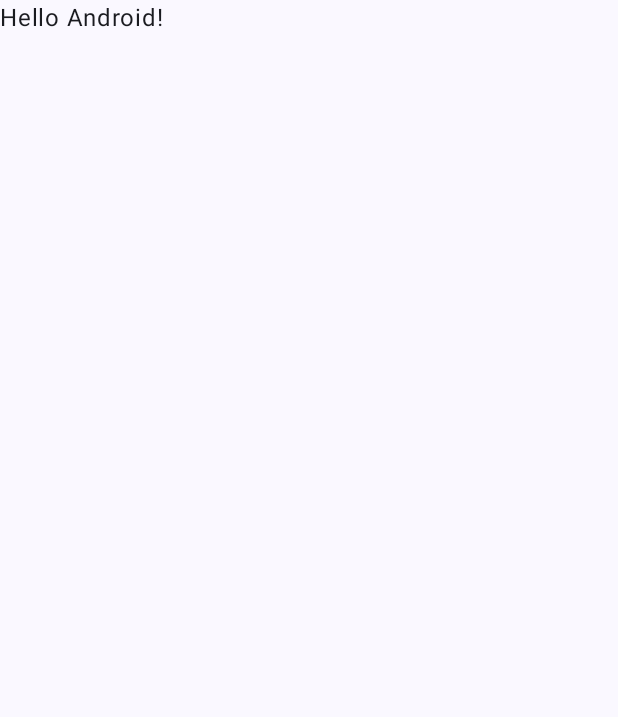
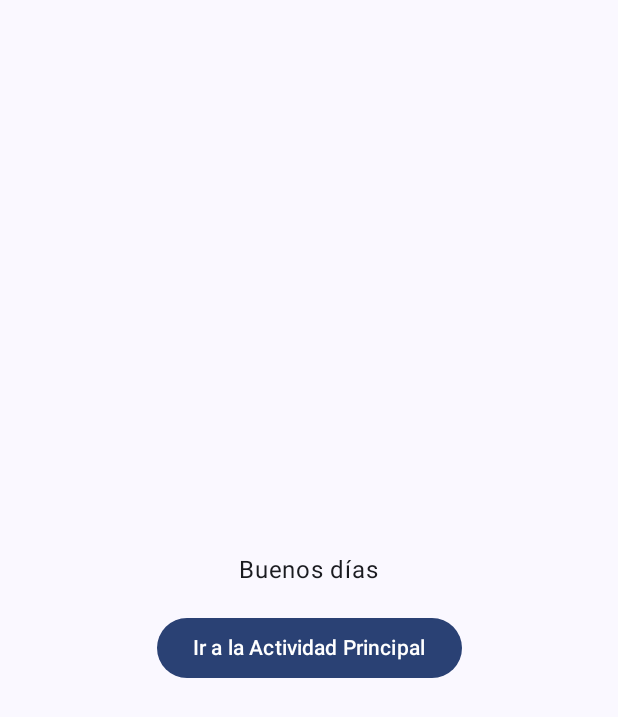
Before and after one commit to Roberquilez/Taller1_Roberto_Quilez, an Android app built with Jetpack Compose: the screen it shows after launch (MainActivity), on a phone screen of 412 x 824 dp. Before the commit the part shown is almost empty. Shown: the top 717 px of the screen. Run offline under Robolectric (Android 15) with nearby library versions, the phone set to English and light mode, and no system bars.

Commit message:
Arreglos varios
MainScreen acabada

```diff
--- a/app/build.gradle.kts
+++ b/app/build.gradle.kts
@@ -50,7 +50,6 @@ android {
 }
 
 dependencies {
-
     implementation(libs.androidx.core.ktx)
     implementation(libs.androidx.lifecycle.runtime.ktx)
     implementation(libs.androidx.activity.compose)
@@ -59,6 +58,7 @@ dependencies {
     implementation(libs.androidx.ui.graphics)
     implementation(libs.androidx.ui.tooling.preview)
     implementation(libs.androidx.material3)
+    implementation("androidx.navigation:navigation-compose:2.5.3")
     testImplementation(libs.junit)
     androidTestImplementation(libs.androidx.junit)
     androidTestImplementation(libs.androidx.espresso.core)
--- a/app/src/main/java/com/example/primeraentrega/MainActivity.kt
+++ b/app/src/main/java/com/example/primeraentrega/MainActivity.kt
@@ -3,27 +3,30 @@ package com.example.primeraentrega
 import android.os.Bundle
 import androidx.activity.ComponentActivity
 import androidx.activity.compose.setContent
-import androidx.activity.enableEdgeToEdge
-import androidx.compose.foundation.layout.fillMaxSize
-import androidx.compose.foundation.layout.padding
-import androidx.compose.material3.Scaffold
-import androidx.compose.material3.Text
+import androidx.compose.foundation.layout.*
+import androidx.compose.material3.*
 import androidx.compose.runtime.Composable
+import androidx.compose.ui.Alignment
 import androidx.compose.ui.Modifier
 import androidx.compose.ui.tooling.preview.Preview
+import androidx.compose.ui.unit.dp
+import androidx.navigation.NavHostController
+import androidx.navigation.compose.NavHost
+import androidx.navigation.compose.composable
+import androidx.navigation.compose.rememberNavController
 import com.example.primeraentrega.ui.theme.PrimeraEntregaTheme
+import java.util.*
 
 class MainActivity : ComponentActivity() {
     override fun onCreate(savedInstanceState: Bundle?) {
         super.onCreate(savedInstanceState)
-        enableEdgeToEdge()
         setContent {
             PrimeraEntregaTheme {
-                Scaffold(modifier = Modifier.fillMaxSize()) { innerPadding ->
-                    Greeting(
-                        name = "Android",
-                        modifier = Modifier.padding(innerPadding)
-                    )
+                val navController = rememberNavController()
+                NavHost(navController, startDestination = "home") {
+                    composable("home") { HomeScreen(navController) }
+                    composable("main") { MainScreen(navController) }
+                    composable("settings") { SettingsScreen(navController) }
                 }
             }
         }
@@ -31,17 +34,42 @@ class MainActivity : ComponentActivity() {
 }
 
 @Composable
-fun Greeting(name: String, modifier: Modifier = Modifier) {
-    Text(
-        text = "Hello $name!",
-        modifier = modifier
+fun HomeScreen(navController: NavHostController) {
+    val greeting = getGreeting()
+    Scaffold(
+        modifier = Modifier.fillMaxSize(),
+        content = { paddingValues ->
+            Column(
+                modifier = Modifier
+                    .fillMaxSize()
+                    .padding(paddingValues)
+                    .padding(16.dp),
+                verticalArrangement = Arrangement.Center,
+                horizontalAlignment = Alignment.CenterHorizontally
+            ) {
+                Text(text = greeting)
+                Spacer(modifier = Modifier.height(16.dp))
+                Button(onClick = { navController.navigate("main") }) {
+                    Text(text = "Ir a la Actividad Principal")
+                }
+            }
+        }
     )
+}
+
+fun getGreeting(): String {
+    val hour = Calendar.getInstance().get(Calendar.HOUR_OF_DAY)
+    return when (hour) {
+        in 0..11 -> "Buenos días"
+        in 12..17 -> "Buenas tardes"
+        else -> "Buenas noches"
+    }
 }
 
 @Preview(showBackground = true)
 @Composable
-fun GreetingPreview() {
+fun HomeScreenPreview() {
     PrimeraEntregaTheme {
-        Greeting("Android")
+        HomeScreen(rememberNavController())
     }
 }
```
Also changed, not shown: app/src/main/java/com/example/primeraentrega/MainScreen.kt (added, +71 -0 lines), app/src/main/java/com/example/primeraentrega/SettingsScreen.kt (added, +41 -0 lines).
